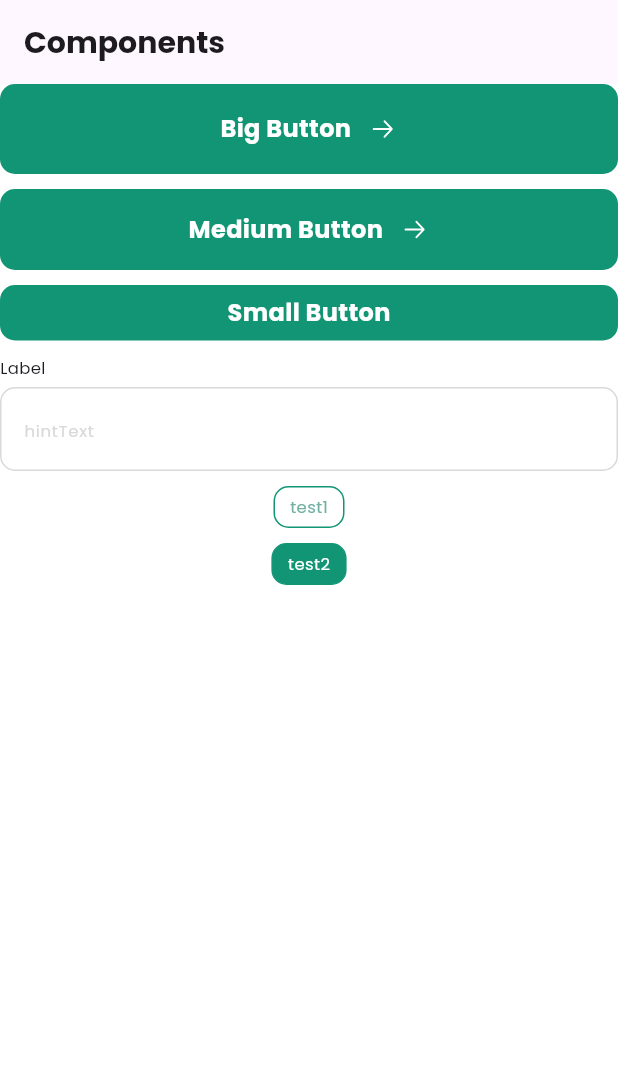
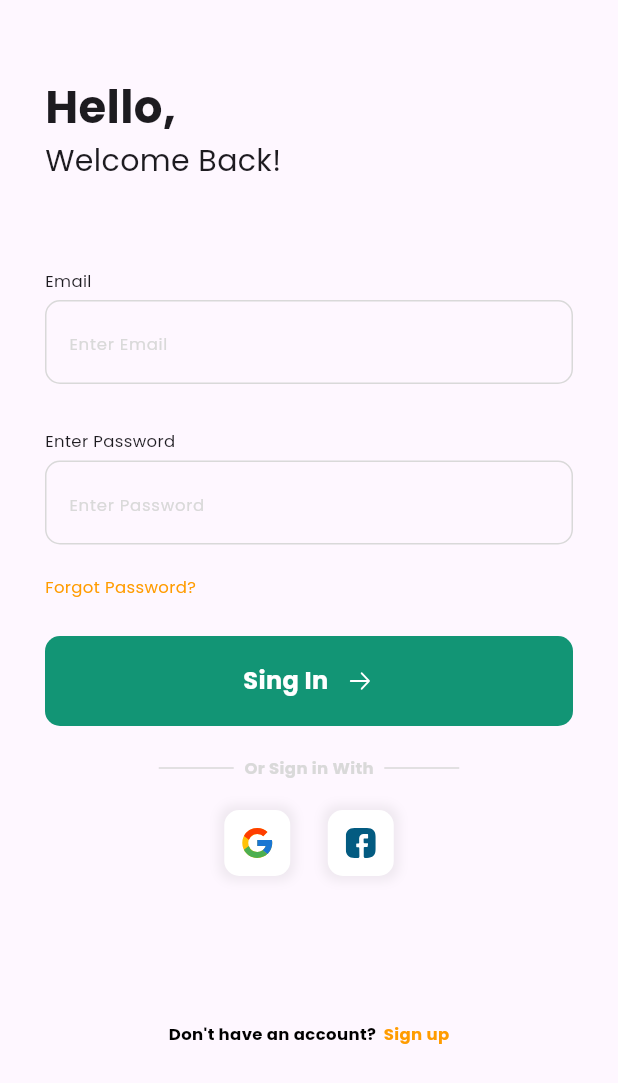
Before and after one commit to jjwwii/app-food-recipe, a Flutter app: the screen it shows after launch, on a phone screen of 412 x 824 dp. Shown: the top 1083 px of the screen. Run offline on Flutter 3.47's test engine with Material 3 defaults, Android fonts, the phone set to English and light mode, and no system bars; our stand-ins replace flutter_svg.

```diff
--- a/lib/core/constants/app_colors.dart
+++ b/lib/core/constants/app_colors.dart
@@ -32,4 +32,7 @@ abstract class AppColors {
   // green
   static const Color success = Color(0xff31B057);
 
+
+  static const Color shadow = Color(0x1a696969);
+
 }
--- /dev/null
+++ b/lib/core/widgets/social_login_button.dart
@@ -0,0 +1,35 @@
+import 'package:flutter/material.dart';
+import 'package:flutter_svg/svg.dart';
+
+import '../constants/constants.dart';
+
+class SocialLoginButton extends StatelessWidget {
+  final String imgPath;
+
+  const SocialLoginButton({
+    super.key,
+    required this.imgPath,
+  });
+
+  @override
+  Widget build(BuildContext context) {
+    return Container(
+      width: 44,
+      height: 44,
+      alignment: Alignment.center,
+      decoration: BoxDecoration(
+        color: AppColors.white,
+        borderRadius: BorderRadius.circular(10),
+        boxShadow: const [
+          BoxShadow(
+            color: AppColors.shadow,
+            offset: Offset(0, 0),
+            blurRadius: 5,
+            spreadRadius: 3,
+          )
+        ],
+      ),
+      child: SvgPicture.asset(imgPath),
+    );
+  }
+}
--- a/lib/main.dart
+++ b/lib/main.dart
@@ -2,6 +2,7 @@ import 'package:app_food_recipe/core/widgets/button.dart';
 import 'package:app_food_recipe/core/widgets/custom_text_field.dart';
 import 'package:app_food_recipe/core/widgets/filter_button.dart';
 import 'package:app_food_recipe/core/widgets/height_and_width.dart';
+import 'package:app_food_recipe/presentation/sign_in/sign_in_screen.dart';
 import 'package:flutter/material.dart';
 
 import 'core/constants/constants.dart';
@@ -22,7 +23,7 @@ class MyApp extends StatelessWidget {
           colorScheme: ColorScheme.fromSeed(seedColor: Colors.deepPurple),
           useMaterial3: true,
           fontFamily: "Poppins"),
-      home: const TestPage(),
+      home: const SignInScreen(),
       debugShowCheckedModeBanner: false,
     );
   }
--- /dev/null
+++ b/lib/presentation/sign_in/sign_in_screen.dart
@@ -0,0 +1,113 @@
+import 'package:app_food_recipe/core/constants/constants.dart';
+import 'package:app_food_recipe/core/widgets/custom_text_field.dart';
+import 'package:app_food_recipe/core/widgets/height_and_width.dart';
+import 'package:app_food_recipe/core/widgets/social_login_button.dart';
+import 'package:app_food_recipe/presentation/sign_up/sign_up_screen.dart';
+import 'package:flutter/material.dart';
+
+import '../../core/widgets/button.dart';
+
+class SignInScreen extends StatelessWidget {
+  const SignInScreen({super.key});
+
+  @override
+  Widget build(BuildContext context) {
+    return Scaffold(
+      body: SafeArea(
+        child: GestureDetector(
+          onTap: () => FocusManager.instance.primaryFocus?.unfocus(),
+          child: SingleChildScrollView(
+            padding: const EdgeInsets.symmetric(horizontal: 30),
+            child: Column(
+              crossAxisAlignment: CrossAxisAlignment.start,
+              children: [
+                const Height(50),
+                const Text(
+                  "Hello,",
+                  style: AppTextStyles.headerTextBold,
+                ),
+                const Text(
+                  "Welcome Back!",
+                  style: AppTextStyles.largeTextRegular,
+                ),
+                const Height(57),
+                const CustomTextField(label: "Email", hintText: "Enter Email"),
+                const Height(30),
+                const CustomTextField(
+                    label: "Enter Password", hintText: "Enter Password"),
+                const Height(20),
+                Text(
+                  "Forgot Password?",
+                  style: AppTextStyles.smallerTextRegular.copyWith(
+                    color: AppColors.secondary100,
+                  ),
+                ),
+                const Height(25),
+                Button.big("Sing In", onPressed: () {}),
+                const Height(20),
+                Row(
+                  mainAxisAlignment: MainAxisAlignment.center,
+                  children: [
+                    Container(
+                      width: 50,
+                      height: 1,
+                      color: AppColors.gray4,
+                    ),
+                    const Width(7),
+                    Text(
+                      "Or Sign in With",
+                      style: AppTextStyles.smallerTextBold
+                          .copyWith(color: AppColors.gray4),
+                    ),
+                    const Width(7),
+                    Container(
+                      width: 50,
+                      height: 1,
+                      color: AppColors.gray4,
+                    ),
+                  ],
+                ),
+                const Height(20),
+                const Row(
+                  mainAxisAlignment: MainAxisAlignment.center,
+                  children: [
+                    SocialLoginButton(imgPath: "assets/images/google_icon.svg"),
+                    Width(25),
+                    SocialLoginButton(
+                        imgPath: "assets/images/facebook_icon.svg"),
+                  ],
+                ),
+                const Height(55),
+                Row(
+                  mainAxisAlignment: MainAxisAlignment.center,
+                  children: [
+                    Text(
+                      "Don't have an account?",
+                      style: AppTextStyles.smallerTextBold.copyWith(
+                        color: AppColors.black,
+                      ),
+                    ),
+                    const Width(5),
+                    InkWell(
+                      onTap: () => Navigator.push(
+                          context,
+                          MaterialPageRoute(
+                              builder: (context) => const SignUpScreen())),
+                      child: Text(
+                        "Sign up",
+                        style: AppTextStyles.smallerTextBold.copyWith(
+                          color: AppColors.secondary100,
+                        ),
+                      ),
+                    ),
+                    const Height(100),
+                  ],
+                ),
+              ],
+            ),
+          ),
+        ),
+      ),
+    );
+  }
+}
```
Also changed, not shown: lib/core/widgets/custom_check_box.dart (added, +53 -0 lines), lib/presentation/sign_up/sign_up_screen.dart (added, +136 -0 lines), assets/images/facebook_icon.svg (added), assets/images/google_icon.svg (added).
